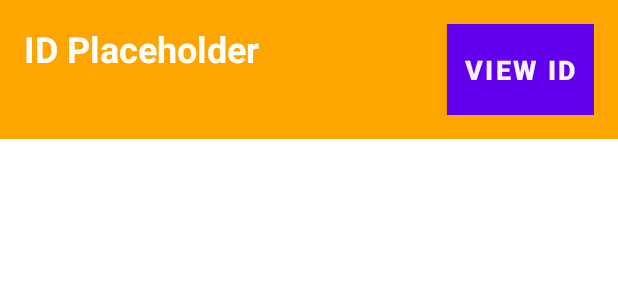
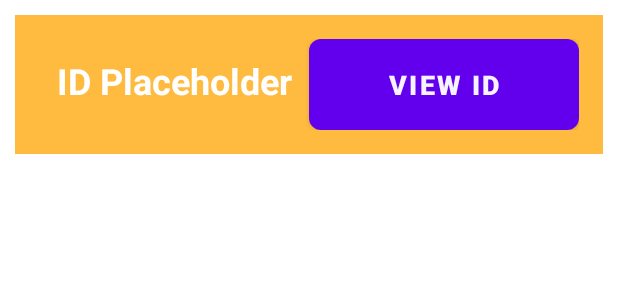
Before and after one commit to Varshita-21/FetchRewardsApp, an Android app: the layout id_row.xml on its own in the app's theme, with its tools: preview values and no code run, on a phone screen of 412 x 824 dp. Shown: the top 300 px of the screen. Run offline under Robolectric (Android 15) with nearby library versions, the phone set to English and light mode, and no system bars; network calls fail.

Commit message:
Table format added to xml file

```diff
--- a/app/src/main/java/com/example/fetchrewardsapp/ViewIDActivity.java
+++ b/app/src/main/java/com/example/fetchrewardsapp/ViewIDActivity.java
@@ -2,8 +2,6 @@ package com.example.fetchrewardsapp;
 
 import android.content.Intent;
 import android.os.Bundle;
-import android.view.View;
-import android.widget.Button;
 
 import androidx.appcompat.app.AppCompatActivity;
 import androidx.recyclerview.widget.LinearLayoutManager;
@@ -46,7 +44,7 @@ public class ViewIDActivity extends AppCompatActivity {
 
             // Creating and setting up the adapter for the RecyclerView
             ViewIDAdapter viewIDAdapter = new ViewIDAdapter(this, arrayList);
-            recyclerView.setLayoutManager(new LinearLayoutManager(ViewIDActivity.this, LinearLayoutManager.VERTICAL, false));
+            recyclerView.setLayoutManager(new LinearLayoutManager(this));
             recyclerView.setAdapter(viewIDAdapter);
 
         } catch (JSONException e) {
--- /dev/null
+++ b/app/src/main/res/drawable/button_background.xml
@@ -0,0 +1,5 @@
+<?xml version="1.0" encoding="utf-8"?>
+<shape xmlns:android="http://schemas.android.com/apk/res/android">
+    <solid android:color="#FFFFFF" /> <!-- Set background color to white -->
+    <corners android:radius="8dp" /> <!-- Optional: Add rounded corners -->
+</shape>
--- a/app/src/main/res/layout/id_row.xml
+++ b/app/src/main/res/layout/id_row.xml
@@ -4,14 +4,15 @@
     android:layout_height="wrap_content"
     android:orientation="horizontal"
     android:padding="16dp"
-    android:background="#FFA500">
+    android:layout_margin="10dp"
+    android:background="#BFFFA500">
 
     <TextView
         android:id="@+id/list_id_name"
-        android:layout_width="150dp"
-        android:layout_height="wrap_content"
+        android:layout_width="0dp"
+        android:layout_height="54dp"
         android:layout_weight="1"
-        android:gravity="center_vertical"
+        android:gravity="center"
         android:text="ID Placeholder"
         android:textColor="#FFFFFF"
         android:textSize="24sp"
@@ -19,11 +20,10 @@
 
     <Button
         android:id="@+id/viewIDs"
-        android:layout_width="wrap_content"
+        android:layout_width="0dp"
         android:layout_height="wrap_content"
-        android:layout_gravity="center_vertical"
-        android:layout_marginStart="15dp"
-        android:background="#FFFFFF"
+        android:layout_weight="1"
+        android:background="@drawable/button_background"
         android:padding="12dp"
         android:text="View ID"
         android:textColor="#F2FFFFFF"
```
Also changed, not shown: app/src/main/res/layout/activity_main.xml (+4 -3 lines), app/src/main/res/layout/list_activity.xml (+32 -6 lines), app/src/main/res/layout/row_list_ids.xml (+5 -32 lines).
